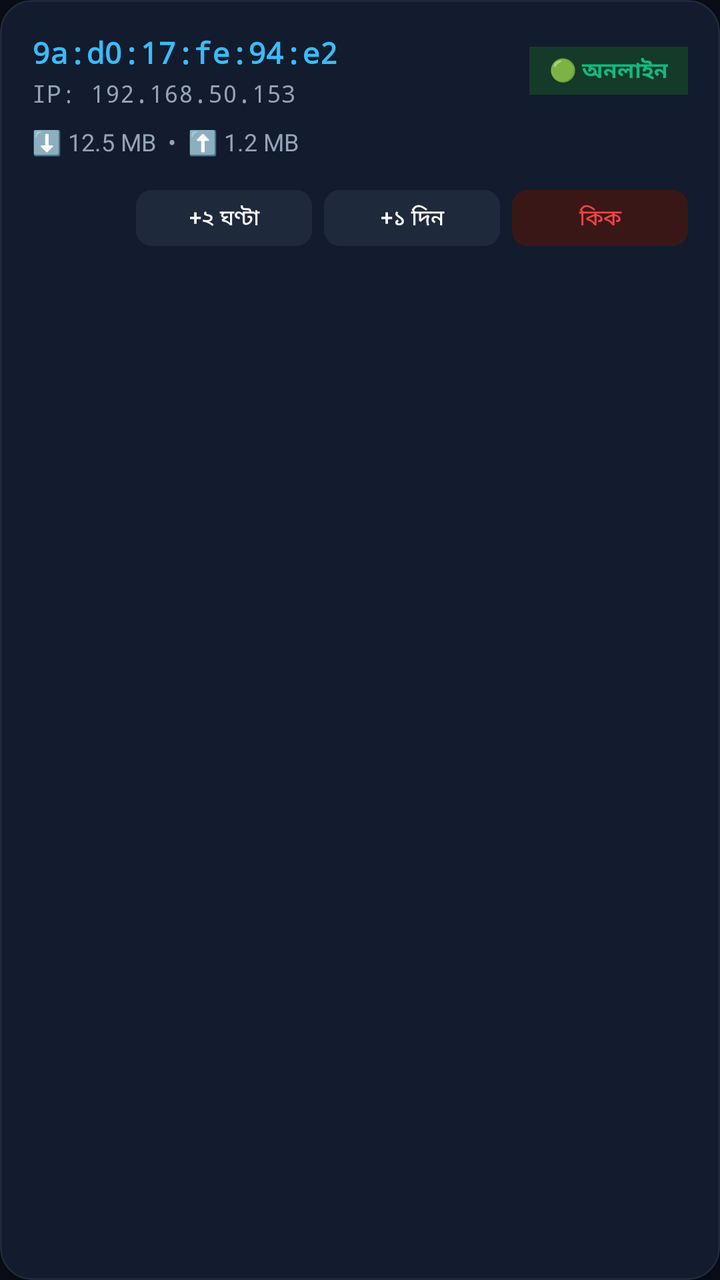
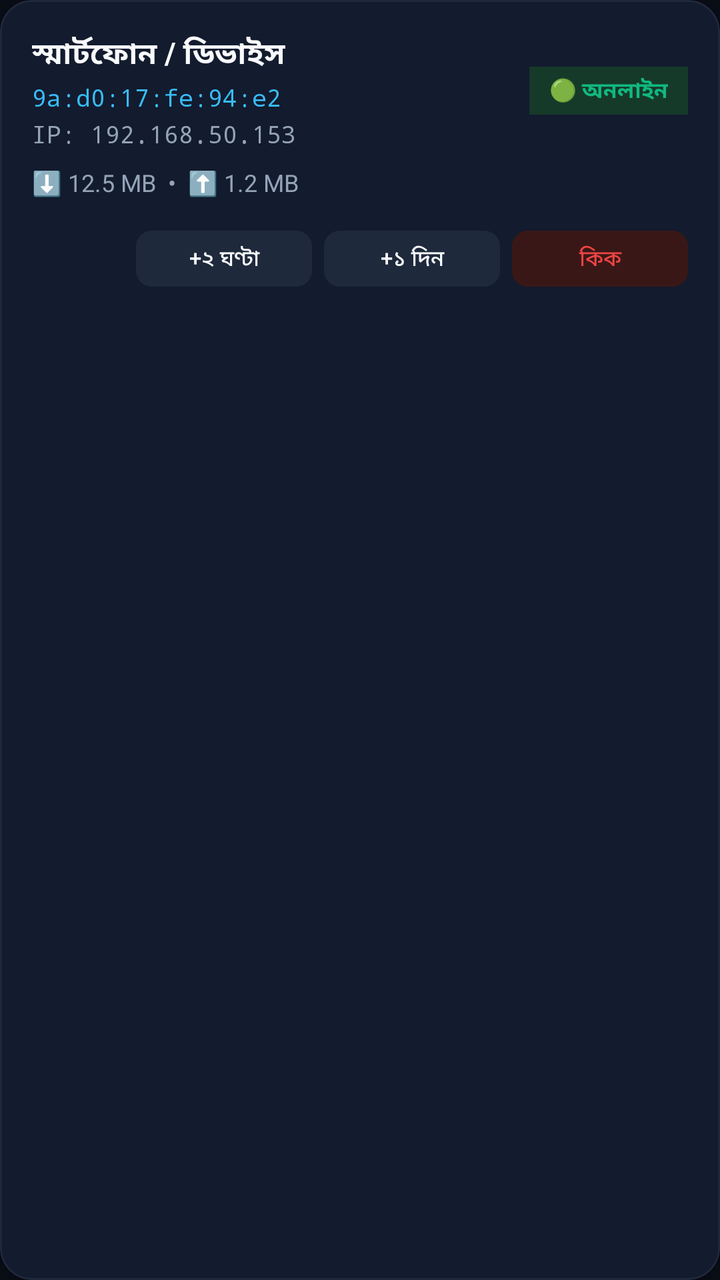

Before-and-after screenshots of an Android layout around one commit, followed by the original layout XML and the change that was made.
<!-- AndroidManifest.xml: application theme Theme.TitanHotspotAdmin -->
<!-- res/layout/item_client.xml -->
<?xml version="1.0" encoding="utf-8"?>
<com.google.android.material.card.MaterialCardView xmlns:android="http://schemas.android.com/apk/res/android"
    xmlns:app="http://schemas.android.com/apk/res-auto"
    android:layout_width="match_parent"
    android:layout_height="wrap_content"
    android:layout_marginBottom="10dp"
    app:cardBackgroundColor="@color/card_bg"
    app:cardCornerRadius="16dp"
    app:cardElevation="2dp"
    app:strokeColor="@color/card_border"
    app:strokeWidth="1dp">

    <LinearLayout
        android:layout_width="match_parent"
        android:layout_height="wrap_content"
        android:orientation="vertical"
        android:padding="16dp">

        <LinearLayout
            android:layout_width="match_parent"
            android:layout_height="wrap_content"
            android:gravity="center_vertical"
            android:orientation="horizontal">

            <LinearLayout
                android:layout_width="0dp"
                android:layout_height="wrap_content"
                android:layout_weight="1"
                android:orientation="vertical">

                <TextView
                    android:id="@+id/tvMac"
                    android:layout_width="wrap_content"
                    android:layout_height="wrap_content"
                    android:fontFamily="monospace"
                    android:text="9a:d0:17:fe:94:e2"
                    android:textColor="@color/primary"
                    android:textSize="15sp"
                    android:textStyle="bold" />

                <TextView
                    android:id="@+id/tvIp"
                    android:layout_width="wrap_content"
                    android:layout_height="wrap_content"
                    android:layout_marginTop="2dp"
                    android:fontFamily="monospace"
                    android:text="IP: 192.168.50.153"
                    android:textColor="@color/text_muted"
                    android:textSize="12sp" />
            </LinearLayout>

            <TextView
                android:id="@+id/tvStatusBadge"
                android:layout_width="wrap_content"
                android:layout_height="wrap_content"
                android:background="#163A29"
                android:paddingHorizontal="10dp"
                android:paddingVertical="4dp"
                android:text="🟢 অনলাইন"
                android:textColor="@color/success"
                android:textSize="11sp"
                android:textStyle="bold" />
        </LinearLayout>

        <TextView
            android:id="@+id/tvTraffic"
            android:layout_width="wrap_content"
            android:layout_height="wrap_content"
            android:layout_marginTop="8dp"
            android:text="⬇️ 12.5 MB  •  ⬆️ 1.2 MB"
            android:textColor="@color/text_muted"
            android:textSize="12sp" />

        <LinearLayout
            android:layout_width="match_parent"
            android:layout_height="wrap_content"
            android:layout_marginTop="12dp"
            android:gravity="end"
            android:orientation="horizontal">

            <com.google.android.material.button.MaterialButton
                android:id="@+id/btnAuth2h"
                style="@style/Widget.Material3.Button.TonalButton"
                android:layout_width="wrap_content"
                android:layout_height="36dp"
                android:layout_marginEnd="6dp"
                android:backgroundTint="#1E293B"
                android:paddingHorizontal="12dp"
                android:text="+২ ঘণ্টা"
                android:textColor="@color/text_main"
                android:textSize="11sp"
                app:cornerRadius="8dp" />

            <com.google.android.material.button.MaterialButton
                android:id="@+id/btnAuth1d"
                style="@style/Widget.Material3.Button.TonalButton"
                android:layout_width="wrap_content"
                android:layout_height="36dp"
                android:layout_marginEnd="6dp"
                android:backgroundTint="#1E293B"
                android:paddingHorizontal="12dp"
                android:text="+১ দিন"
                android:textColor="@color/text_main"
                android:textSize="11sp"
                app:cornerRadius="8dp" />

            <com.google.android.material.button.MaterialButton
                android:id="@+id/btnKick"
                style="@style/Widget.Material3.Button.TonalButton"
                android:layout_width="wrap_content"
                android:layout_height="36dp"
                android:backgroundTint="#3A1717"
                android:paddingHorizontal="12dp"
                android:text="কিক"
                android:textColor="@color/danger"
                android:textSize="11sp"
                app:cornerRadius="8dp" />
        </LinearLayout>

    </LinearLayout>
</com.google.android.material.card.MaterialCardView>
<!-- resources referenced by this layout -->
<resources>
  <color name="card_bg">#131B2E</color>
  <color name="card_border">#1E293B</color>
  <color name="danger">#EF4444</color>
  <color name="primary">#38BDF8</color>
  <color name="success">#10B981</color>
  <color name="text_main">#F8FAFC</color>
  <color name="text_muted">#94A3B8</color>
  <style name="Theme.TitanHotspotAdmin" parent="Theme.Material3.Dark.NoActionBar">
          <item name="colorPrimary">@color/primary</item>
          <item name="colorOnPrimary">@color/bg_dark</item>
          <item name="colorSecondary">@color/secondary</item>
          <item name="android:windowBackground">@color/bg_dark</item>
          <item name="android:statusBarColor">@color/bg_dark</item>
          <item name="android:navigationBarColor">@color/bg_dark</item>
      </style>
  <color name="bg_dark">#090D16</color>
  <color name="secondary">#818CF8</color>
</resources>

<!-- the commit's change to res/layout/item_client.xml (unified diff, before → after) -->
@@ -29,14 +29,23 @@
                 android:orientation="vertical">
 
                 <TextView
+                    android:id="@+id/tvDeviceName"
+                    android:layout_width="wrap_content"
+                    android:layout_height="wrap_content"
+                    android:text="স্মার্টফোন / ডিভাইস"
+                    android:textColor="@color/text_main"
+                    android:textSize="15sp"
+                    android:textStyle="bold" />
+
+                <TextView
                     android:id="@+id/tvMac"
                     android:layout_width="wrap_content"
                     android:layout_height="wrap_content"
+                    android:layout_marginTop="2dp"
                     android:fontFamily="monospace"
                     android:text="9a:d0:17:fe:94:e2"
                     android:textColor="@color/primary"
-                    android:textSize="15sp"
-                    android:textStyle="bold" />
+                    android:textSize="12sp" />
 
                 <TextView
                     android:id="@+id/tvIp"
